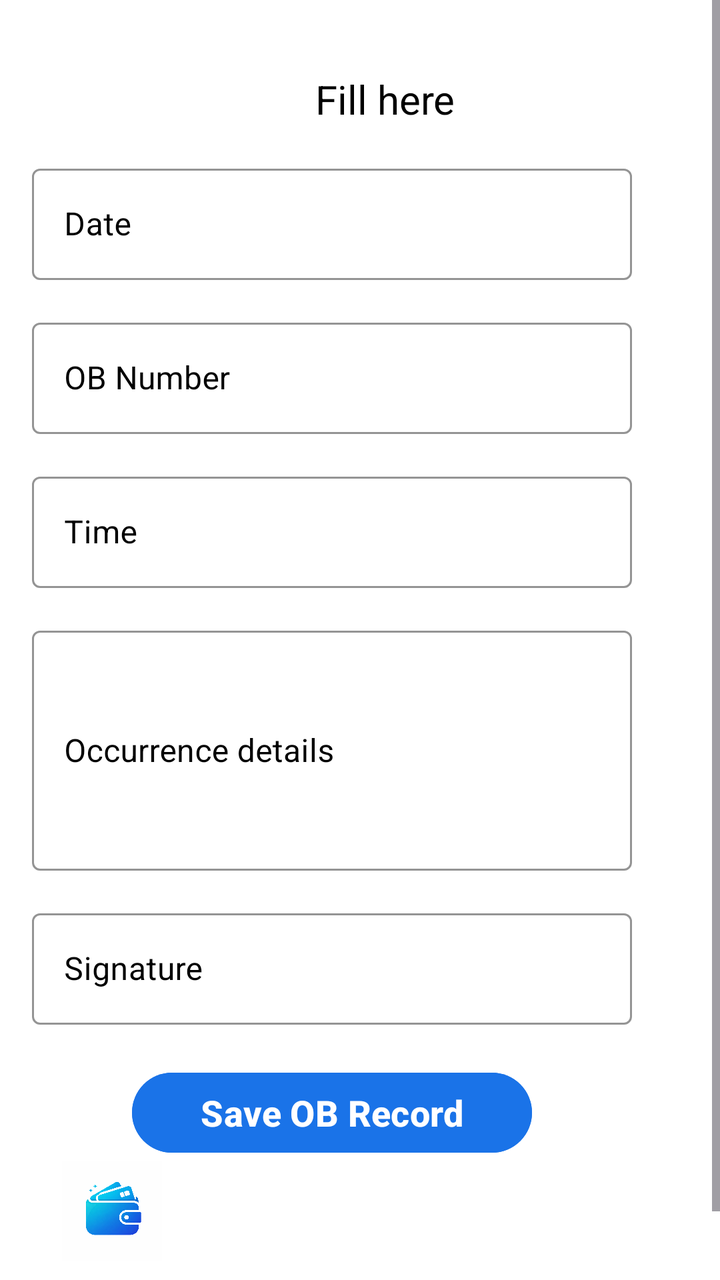
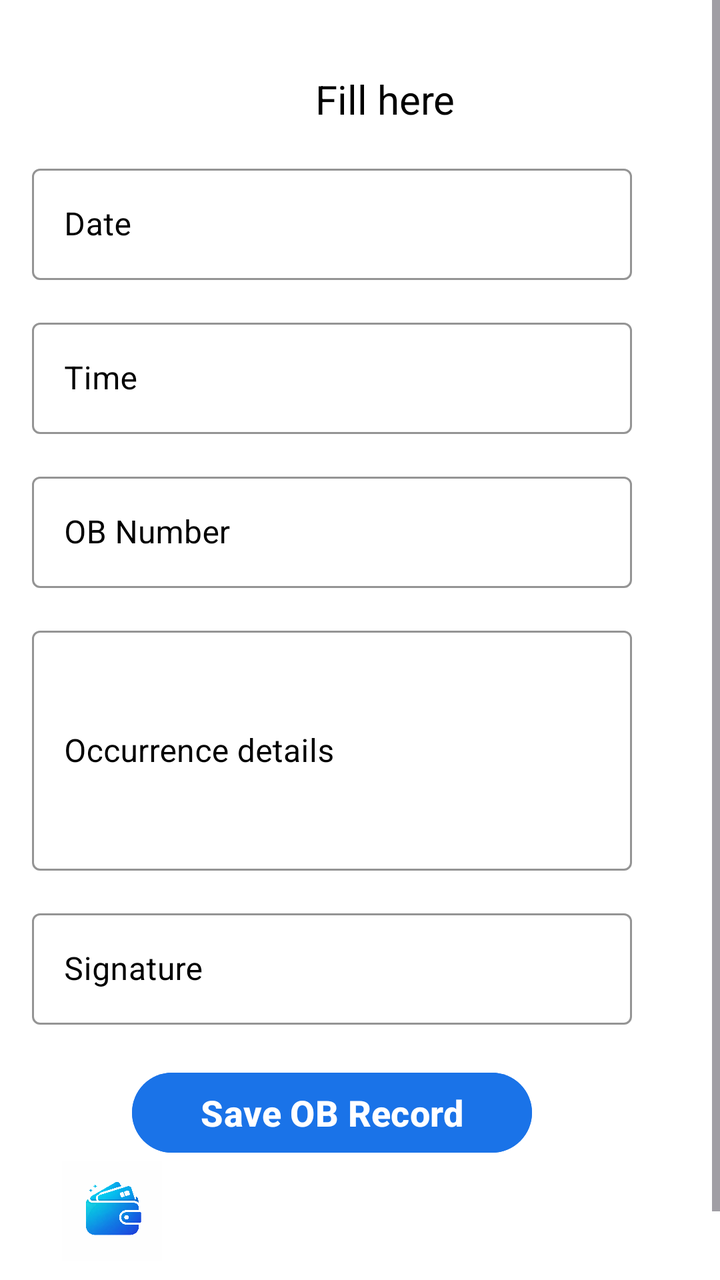

Before-and-after screenshots of an Android layout around one commit, followed by the original layout XML and the change that was made.
<!-- AndroidManifest.xml: application theme Theme.App -->
<!-- res/layout/activity_home.xml -->
<ScrollView xmlns:android="http://schemas.android.com/apk/res/android"
    xmlns:app="http://schemas.android.com/apk/res-auto"
    android:layout_width="match_parent"
    android:layout_height="match_parent"
    android:background="#FFFFFF">

    <LinearLayout
        android:id="@+id/main"
        android:layout_width="match_parent"
        android:layout_height="wrap_content"
        android:orientation="vertical"
        android:layout_marginEnd="10dp"
        android:padding="16dp">

        <TextView
            android:layout_width="match_parent"
            android:layout_height="match_parent"
            android:textAlignment="center"
            android:textColor="@color/black"
            android:layout_marginStart="40dp"
            android:textSize="20sp"
            android:layout_marginTop="20dp"
            android:text="Fill here "/>

        
        <com.google.android.material.textfield.TextInputLayout
            android:layout_width="300dp"
            android:layout_height="wrap_content"
            android:textColorHint="@color/black"
            android:hint="Date"
            android:layout_marginTop="16dp"
            style="@style/Widget.MaterialComponents.TextInputLayout.OutlinedBox"
            app:boxStrokeColor="@android:color/black"
            app:hintTextColor="@android:color/black">

            <com.google.android.material.textfield.TextInputEditText
                android:id="@+id/date"
                android:layout_width="match_parent"
                android:layout_height="wrap_content"
                android:textColor="@android:color/black"
                android:inputType="datetime"/>
        </com.google.android.material.textfield.TextInputLayout>


        
        <com.google.android.material.textfield.TextInputLayout
            android:layout_width="300dp"
            android:layout_height="wrap_content"
            android:textColorHint="@color/black"
            android:hint="OB Number"
            android:layout_marginTop="16dp"
            style="@style/Widget.MaterialComponents.TextInputLayout.OutlinedBox"
            app:boxStrokeColor="@android:color/black"
            app:hintTextColor="@android:color/black">

            <com.google.android.material.textfield.TextInputEditText
                android:id="@+id/obNumber"
                android:layout_width="match_parent"
                android:layout_height="wrap_content"
                android:textColor="@android:color/black"
                android:inputType="number|phone"/>
        </com.google.android.material.textfield.TextInputLayout>


        
        <com.google.android.material.textfield.TextInputLayout
            android:layout_width="300dp"
            android:layout_height="wrap_content"
            android:textColorHint="@color/black"
            android:hint="Time"
            android:layout_marginTop="16dp"
            style="@style/Widget.MaterialComponents.TextInputLayout.OutlinedBox"
            app:boxStrokeColor="@android:color/black"
            app:hintTextColor="@android:color/black">

            <com.google.android.material.textfield.TextInputEditText
                android:id="@+id/time"
                android:layout_width="match_parent"
                android:layout_height="wrap_content"
                android:textColor="@android:color/black"
                android:inputType="time"/>
        </com.google.android.material.textfield.TextInputLayout>

        
        <com.google.android.material.textfield.TextInputLayout
            android:layout_width="300dp"
            android:layout_height="match_parent"
            android:textColorHint="@color/black"
            android:hint="Occurrence details"
            android:layout_marginTop="16dp"
            style="@style/Widget.MaterialComponents.TextInputLayout.OutlinedBox"
            app:boxStrokeColor="@android:color/black"
            app:hintTextColor="@android:color/black">

            <com.google.android.material.textfield.TextInputEditText
                android:id="@+id/occurrence"
                android:layout_width="match_parent"
                android:layout_height="120dp"
                android:textColor="@android:color/black"
                android:inputType="textMultiLine"/>
        </com.google.android.material.textfield.TextInputLayout>


        
        <com.google.android.material.textfield.TextInputLayout
            android:layout_width="300dp"
            android:layout_height="match_parent"
            android:textColorHint="@color/black"
            android:hint="Signature"
            android:layout_marginTop="16dp"
            style="@style/Widget.MaterialComponents.TextInputLayout.OutlinedBox"
            app:boxStrokeColor="@android:color/black"
            app:hintTextColor="@android:color/black">

            <com.google.android.material.textfield.TextInputEditText
                android:id="@+id/sign"
                android:layout_width="match_parent"
                android:layout_height="match_parent"
                android:textColor="@android:color/black"
                android:inputType="number"/>
        </com.google.android.material.textfield.TextInputLayout>

        
        <Button
            android:id="@+id/saveBtn"
            android:layout_width="200dp"
            android:layout_height="wrap_content"
            android:layout_marginTop="20dp"
            android:layout_marginStart="50dp"
            android:text="Save OB Record"
            android:textSize="18sp"
            android:textStyle="bold"
            android:backgroundTint="#1A73E8"
            android:textColor="#FFFFFF"/>


        <ImageView
            android:id="@+id/view"
            android:layout_width="80dp"
            android:layout_height="50dp"
            android:layout_marginBottom="10dp"
            android:src="@drawable/view"/>
        <TextView
            android:layout_width="70dp"
            android:layout_height="20dp"
            android:text="View"
            android:layout_marginStart="30dp"
            android:textSize="14sp"
            android:textColor="@color/black"
            android:textStyle="bold"
            />




    </LinearLayout>
</ScrollView>
<!-- resources referenced by this layout -->
<resources>
  <color name="black">#FF000000</color>
  <!-- drawable view: png bitmap (drawable, 258879 bytes) -->
  <style name="Theme.App" parent="Base.Theme.App" />
  <style name="Base.Theme.App" parent="Theme.Material3.DayNight.NoActionBar">
          <item name="colorPrimary">#1A73E8</item>
  
  
      </style>
</resources>

<!-- the commit's change to res/layout/activity_home.xml (unified diff, before → after) -->
@@ -43,6 +43,28 @@
 
 
         
+
+        <com.google.android.material.textfield.TextInputLayout
+            android:layout_width="300dp"
+            android:layout_height="wrap_content"
+            android:textColorHint="@color/black"
+            android:hint="Time"
+            android:layout_marginTop="16dp"
+            style="@style/Widget.MaterialComponents.TextInputLayout.OutlinedBox"
+            app:boxStrokeColor="@android:color/black"
+            app:hintTextColor="@android:color/black">
+
+            <com.google.android.material.textfield.TextInputEditText
+                android:id="@+id/time"
+                android:layout_width="match_parent"
+                android:layout_height="wrap_content"
+                android:textColor="@android:color/black"
+                android:inputType="time"/>
+        </com.google.android.material.textfield.TextInputLayout>
+
+
+
+        
         <com.google.android.material.textfield.TextInputLayout
             android:layout_width="300dp"
             android:layout_height="wrap_content"
@@ -62,24 +84,6 @@
         </com.google.android.material.textfield.TextInputLayout>
 
 
-        
-        <com.google.android.material.textfield.TextInputLayout
-            android:layout_width="300dp"
-            android:layout_height="wrap_content"
-            android:textColorHint="@color/black"
-            android:hint="Time"
-            android:layout_marginTop="16dp"
-            style="@style/Widget.MaterialComponents.TextInputLayout.OutlinedBox"
-            app:boxStrokeColor="@android:color/black"
-            app:hintTextColor="@android:color/black">
-
-            <com.google.android.material.textfield.TextInputEditText
-                android:id="@+id/time"
-                android:layout_width="match_parent"
-                android:layout_height="wrap_content"
-                android:textColor="@android:color/black"
-                android:inputType="time"/>
-        </com.google.android.material.textfield.TextInputLayout>
 
         
         <com.google.android.material.textfield.TextInputLayout
